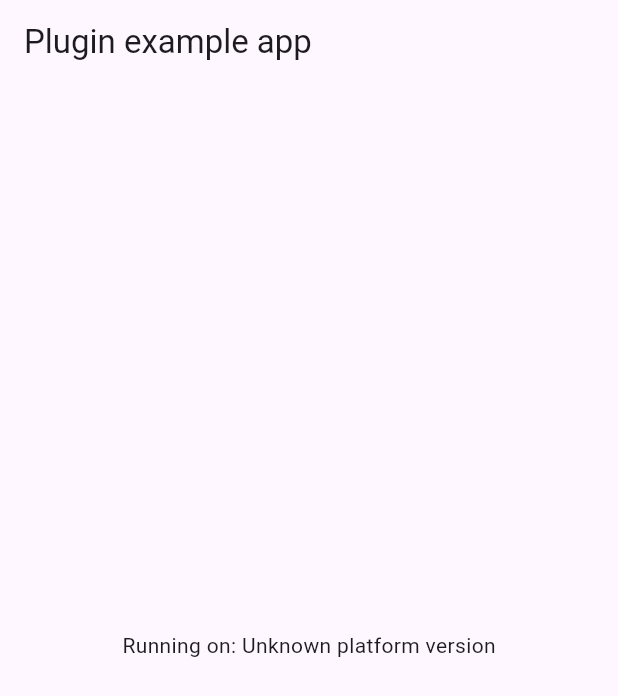
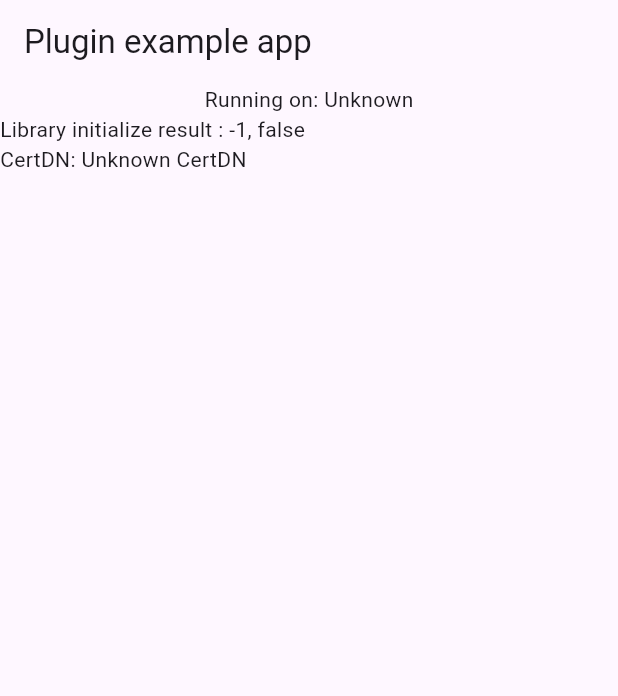
Before and after one commit to mjh2550/Certification.FlutterPlugIn, a Flutter app: the screen it shows after launch, on a phone screen of 412 x 824 dp. Shown: the top 696 px of the screen. Run offline on Flutter 3.47's test engine with Material 3 defaults, Android fonts, the phone set to English and light mode, and no system bars; our stand-ins replace permission_handler, plugin_platform_interface.

Commit message:
예제 프로그램 셋팅

```diff
--- a/example/lib/main.dart
+++ b/example/lib/main.dart
@@ -3,6 +3,8 @@ import 'dart:async';
 
 import 'package:flutter/services.dart';
 import 'package:certification/certification.dart';
+import 'package:certification/lib_init_result.dart';
+import 'package:permission_handler/permission_handler.dart';
 
 void main() {
   runApp(const MyApp());
@@ -17,12 +19,16 @@ class MyApp extends StatefulWidget {
 
 class _MyAppState extends State<MyApp> {
   String _platformVersion = 'Unknown';
+  int _libInitializeResult = -1;
+  String _certDn = 'Unknown';
+  PermissionStatus _permissionStatus = PermissionStatus.denied;
   final _certificationPlugin = Certification();
 
   @override
   void initState() {
     super.initState();
-    initPlatformState();
+    // initPlatformState();
+    initCertificate();
   }
 
   // Platform messages are asynchronous, so we initialize in an async method.
@@ -31,8 +37,8 @@ class _MyAppState extends State<MyApp> {
     // Platform messages may fail, so we use a try/catch PlatformException.
     // We also handle the message potentially returning null.
     try {
-      platformVersion =
-          await _certificationPlugin.getPlatformVersion() ?? 'Unknown platform version';
+      platformVersion = await _certificationPlugin.getPlatformVersion() ??
+          'Unknown platform version';
     } on PlatformException {
       platformVersion = 'Failed to get platform version.';
     }
@@ -47,6 +53,35 @@ class _MyAppState extends State<MyApp> {
     });
   }
 
+  Future<void> initCertificate() async {
+    int libInitializeResult;
+    String certDn;
+    // Platform messages may fail, so we use a try/catch PlatformException.
+    // We also handle the message potentially returning null.
+    try {
+      await requestPermission(Permission.storage);
+      await requestPermission(Permission.manageExternalStorage);
+      libInitializeResult = await _certificationPlugin.libInitialize() ?? -1;
+      await _certificationPlugin.setServiceUrl(
+          'http://172.17.14.41/CERTWebservice/HIS.Cert.WebService.asmx');
+      certDn = await _certificationPlugin.getCertification('C0EMR') ??
+          'Unknown CertDN';
+    } on PlatformException {
+      libInitializeResult = -1;
+      certDn = 'Failed to get CertDN.';
+    }
+
+    // If the widget was removed from the tree while the asynchronous platform
+    // message was in flight, we want to discard the reply rather than calling
+    // setState to update our non-existent appearance.
+    if (!mounted) return;
+
+    setState(() {
+      _libInitializeResult = libInitializeResult;
+      _certDn = certDn;
+    });
+  }
+
   @override
   Widget build(BuildContext context) {
     return MaterialApp(
@@ -54,10 +89,25 @@ class _MyAppState extends State<MyApp> {
         appBar: AppBar(
           title: const Text('Plugin example app'),
         ),
-        body: Center(
-          child: Text('Running on: $_platformVersion\n'),
+        body: ListView(
+          children: [
+            Center(
+              child: Text('Running on: $_platformVersion'),
+            ),
+            Text(
+                'Library initialize result : $_libInitializeResult, ${LibInitResult.systemNativeInitSuccess.equalTo(_libInitializeResult)}'),
+            Text('CertDN: $_certDn'),
+          ],
         ),
       ),
     );
   }
+
+  Future<void> requestPermission(Permission permission) async {
+    final status = await permission.request();
+
+    setState(() {
+      _permissionStatus = status;
+    });
+  }
 }
--- a/example/pubspec.yaml
+++ b/example/pubspec.yaml
@@ -28,6 +28,7 @@ dependencies:
   # The following adds the Cupertino Icons font to your application.
   # Use with the CupertinoIcons class for iOS style icons.
   cupertino_icons: ^1.0.2
+  permission_handler: ^11.0.1
 
 dev_dependencies:
   integration_test:
```
Also changed, not shown: 6 other files.
